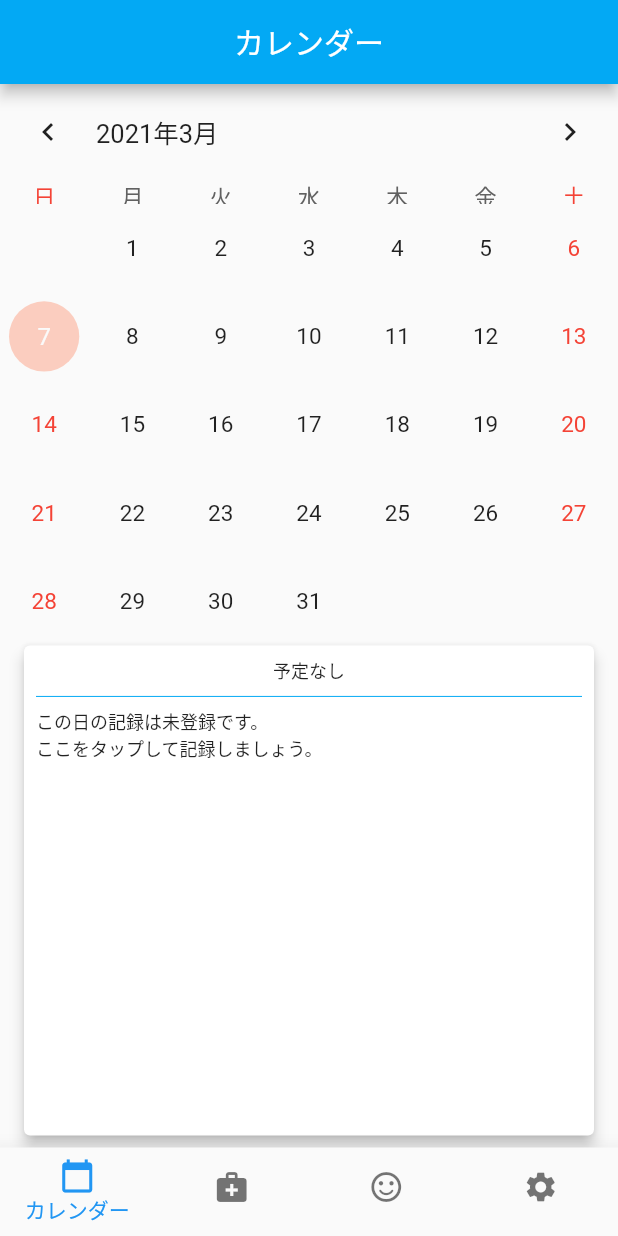
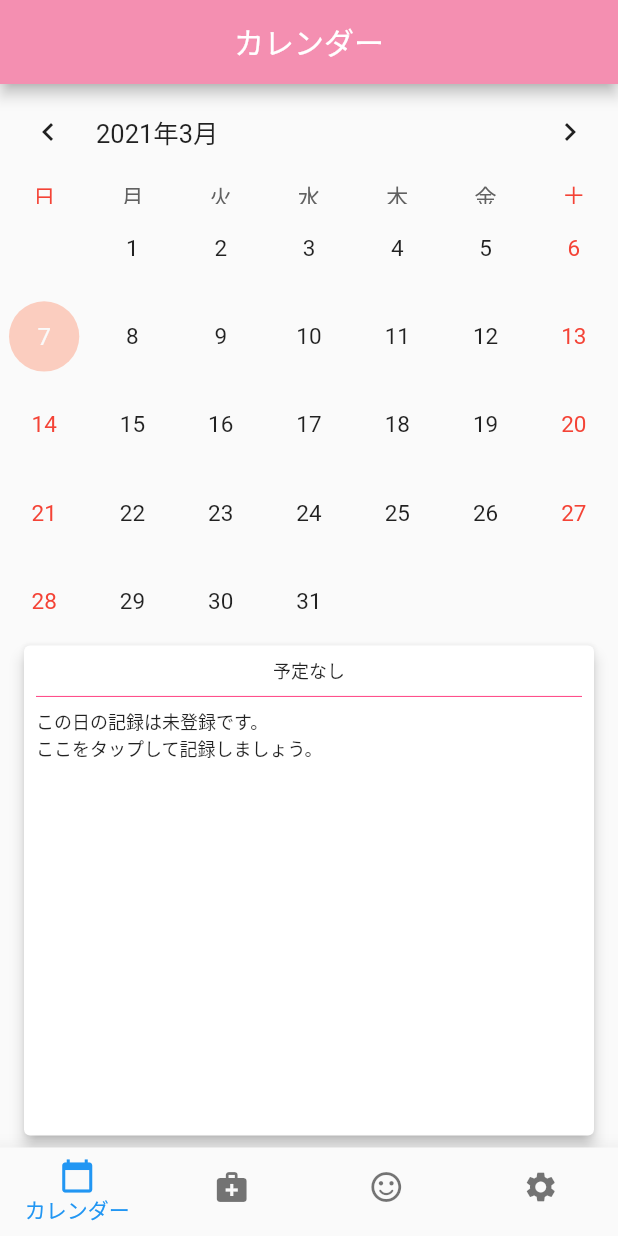
Before and after one commit to hotdrop/dyphic, a Flutter app: the screen it shows after launch, on a phone screen of 412 x 824 dp. Run offline on Flutter 3.47's test engine with Material 2 defaults, Android fonts, the phone set to English and light mode, and no system bars; drawn by our look-alikes of table_calendar; our stand-ins replace awesome_dialog, cached_network_image, cloud_firestore, expansion_tile_card, firebase_auth, firebase_core and 8 more; accounts and stored records are empty.

Commit message:
テーマカラーをデフォルトのものから変更

```diff
--- a/lib/common/app_theme.dart
+++ b/lib/common/app_theme.dart
@@ -4,19 +4,23 @@ class AppTheme {
   AppTheme._();
 
   static final ThemeData light = ThemeData.light().copyWith(
-    primaryColor: Colors.lightBlue,
-    accentColor: Colors.lightBlue,
-    primaryColorDark: Colors.indigoAccent,
+    primaryColor: Colors.pink[200],
+    accentColor: Colors.pinkAccent,
+    primaryColorDark: Colors.pink[700],
     backgroundColor: Colors.white,
     buttonTheme: ButtonThemeData(
-      buttonColor: Colors.lightBlue,
+      buttonColor: Colors.pink[300],
       textTheme: ButtonTextTheme.accent,
     ),
   );
 
   static final ThemeData dark = ThemeData.dark().copyWith(
-    accentColor: Colors.blueAccent,
+    accentColor: Colors.pink[300],
     scaffoldBackgroundColor: Color(0xFF232323),
     applyElevationOverlayColor: true,
+    buttonTheme: ButtonThemeData(
+      buttonColor: Colors.pink[300],
+      textTheme: ButtonTextTheme.accent,
+    ),
   );
 }
```
